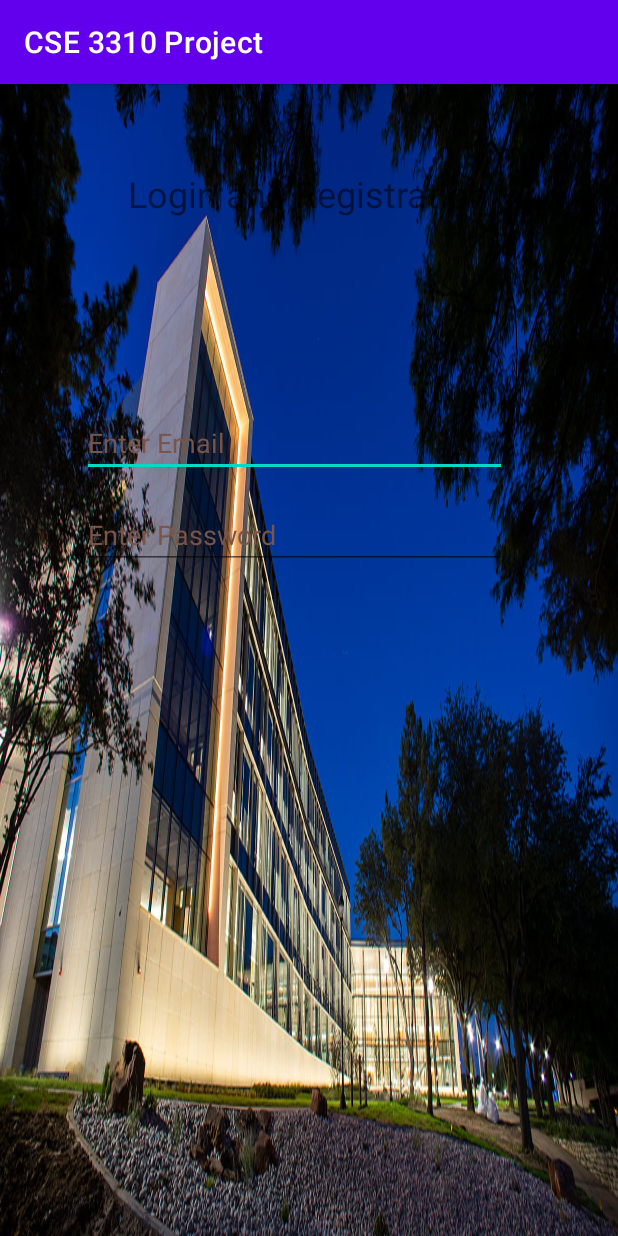
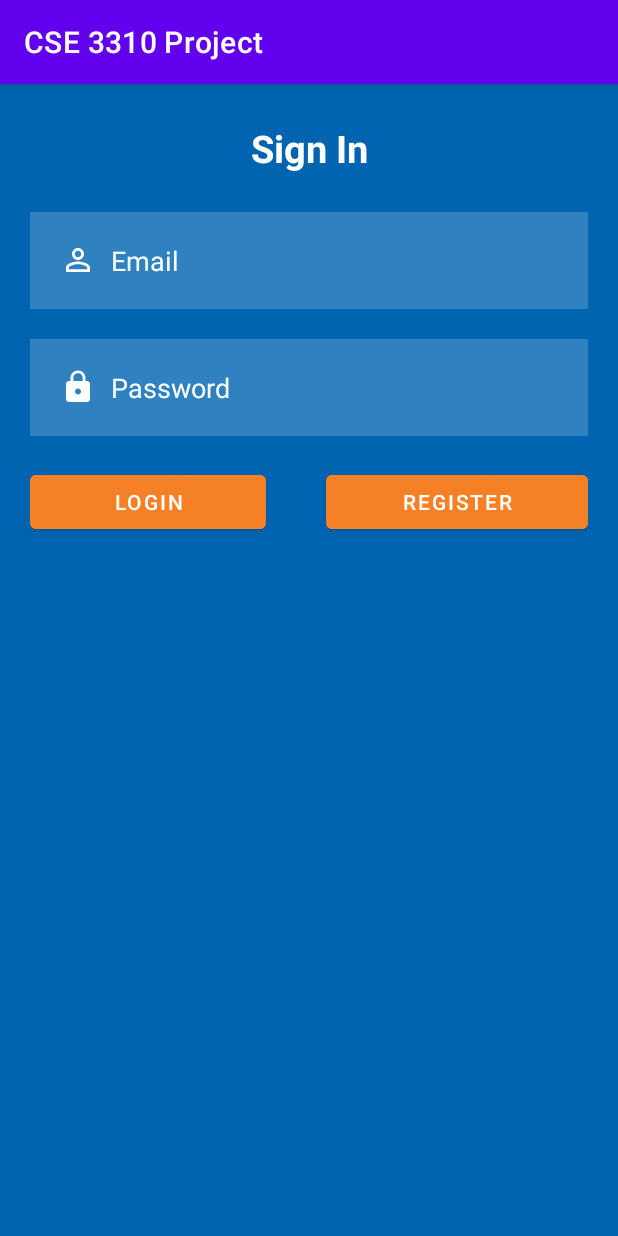
Before and after one commit to CodyMonJones/CSE3310-SIE, an Android app: the screen it shows after launch (MainActivity), on a phone screen of 412 x 824 dp. Run offline under Robolectric (Android 15) with nearby library versions, the phone set to English and light mode, and no system bars.

Commit message:
added UTA colors and working on login

```diff
--- a/CSE3310Project/app/src/main/AndroidManifest.xml
+++ b/CSE3310Project/app/src/main/AndroidManifest.xml
@@ -14,6 +14,9 @@
         android:theme="@style/Theme.CSE3310Project"
         tools:targetApi="31">
         <activity
+            android:name=".HomeActivity"
+            android:exported="false" />
+        <activity
             android:name=".MainActivity"
             android:exported="true">
             <intent-filter>
--- /dev/null
+++ b/CSE3310Project/app/src/main/java/com/example/cse3310project/HomeActivity.java
@@ -0,0 +1,14 @@
+package com.example.cse3310project;
+
+import androidx.appcompat.app.AppCompatActivity;
+
+import android.os.Bundle;
+
+public class HomeActivity extends AppCompatActivity {
+
+    @Override
+    protected void onCreate(Bundle savedInstanceState) {
+        super.onCreate(savedInstanceState);
+        setContentView(R.layout.activity_home);
+    }
+}
--- /dev/null
+++ b/CSE3310Project/app/src/main/res/drawable/ic_baseline_lock_24.xml
@@ -0,0 +1,5 @@
+<vector android:height="24dp" android:tint="#FFFFFF"
+    android:viewportHeight="24" android:viewportWidth="24"
+    android:width="24dp" xmlns:android="http://schemas.android.com/apk/res/android">
+    <path android:fillColor="@android:color/white" android:pathData="M18,8h-1L17,6c0,-2.76 -2.24,-5 -5,-5S7,3.24 7,6v2L6,8c-1.1,0 -2,0.9 -2,2v10c0,1.1 0.9,2 2,2h12c1.1,0 2,-0.9 2,-2L20,10c0,-1.1 -0.9,-2 -2,-2zM12,17c-1.1,0 -2,-0.9 -2,-2s0.9,-2 2,-2 2,0.9 2,2 -0.9,2 -2,2zM15.1,8L8.9,8L8.9,6c0,-1.71 1.39,-3.1 3.1,-3.1 1.71,0 3.1,1.39 3.1,3.1v2z"/>
+</vector>
--- /dev/null
+++ b/CSE3310Project/app/src/main/res/drawable/ic_baseline_person_outline_24.xml
@@ -0,0 +1,5 @@
+<vector android:height="24dp" android:tint="#FFFFFF"
+    android:viewportHeight="24" android:viewportWidth="24"
+    android:width="24dp" xmlns:android="http://schemas.android.com/apk/res/android">
+    <path android:fillColor="@android:color/white" android:pathData="M12,5.9c1.16,0 2.1,0.94 2.1,2.1s-0.94,2.1 -2.1,2.1S9.9,9.16 9.9,8s0.94,-2.1 2.1,-2.1m0,9c2.97,0 6.1,1.46 6.1,2.1v1.1L5.9,18.1L5.9,17c0,-0.64 3.13,-2.1 6.1,-2.1M12,4C9.79,4 8,5.79 8,8s1.79,4 4,4 4,-1.79 4,-4 -1.79,-4 -4,-4zM12,13c-2.67,0 -8,1.34 -8,4v3h16v-3c0,-2.66 -5.33,-4 -8,-4z"/>
+</vector>
--- /dev/null
+++ b/CSE3310Project/app/src/main/res/layout/activity_home.xml
@@ -0,0 +1,9 @@
+<?xml version="1.0" encoding="utf-8"?>
+<androidx.constraintlayout.widget.ConstraintLayout xmlns:android="http://schemas.android.com/apk/res/android"
+    xmlns:app="http://schemas.android.com/apk/res-auto"
+    xmlns:tools="http://schemas.android.com/tools"
+    android:layout_width="match_parent"
+    android:layout_height="match_parent"
+    tools:context=".HomeActivity">
+
+</androidx.constraintlayout.widget.ConstraintLayout>
--- a/CSE3310Project/app/src/main/res/layout/activity_main.xml
+++ b/CSE3310Project/app/src/main/res/layout/activity_main.xml
@@ -1,62 +1,144 @@
 <?xml version="1.0" encoding="utf-8"?>
-<androidx.constraintlayout.widget.ConstraintLayout xmlns:android="http://schemas.android.com/apk/res/android"
+<!--<androidx.constraintlayout.widget.ConstraintLayout xmlns:android="http://schemas.android.com/apk/res/android"-->
+<!--    xmlns:app="http://schemas.android.com/apk/res-auto"-->
+<!--    xmlns:tools="http://schemas.android.com/tools"-->
+<!--    android:layout_width="match_parent"-->
+<!--    android:layout_height="match_parent"-->
+<!--    android:background="@drawable/seir"-->
+<!--    tools:context="MainActivity">-->
+
+<!--    <TextView-->
+<!--        android:id="@+id/LoginTitle"-->
+<!--        android:layout_width="wrap_content"-->
+<!--        android:layout_height="wrap_content"-->
+<!--        android:text="Login and Registration"-->
+<!--        android:textAlignment="center"-->
+<!--        android:textSize="24sp"-->
+<!--        app:layout_constraintBottom_toBottomOf="parent"-->
+<!--        app:layout_constraintEnd_toEndOf="parent"-->
+<!--        app:layout_constraintHorizontal_bias="0.497"-->
+<!--        app:layout_constraintStart_toStartOf="parent"-->
+<!--        app:layout_constraintTop_toTopOf="parent"-->
+<!--        app:layout_constraintVertical_bias="0.077" />-->
+
+<!--    <EditText-->
+<!--        android:id="@+id/editTextTextEmailAddress"-->
+<!--        android:layout_width="283dp"-->
+<!--        android:layout_height="41dp"-->
+<!--        android:layout_marginStart="101dp"-->
+<!--        android:layout_marginTop="81dp"-->
+<!--        android:layout_marginEnd="101dp"-->
+<!--        android:layout_marginBottom="226dp"-->
+<!--        android:ems="10"-->
+<!--        android:hint="Enter Email"-->
+<!--        android:inputType="textEmailAddress"-->
+<!--        android:minHeight="48dp"-->
+<!--        android:textColorHint="#795548"-->
+<!--        app:layout_constraintBottom_toBottomOf="parent"-->
+<!--        app:layout_constraintEnd_toEndOf="parent"-->
+<!--        app:layout_constraintHorizontal_bias="0.635"-->
+<!--        app:layout_constraintStart_toStartOf="parent"-->
+<!--        app:layout_constraintTop_toBottomOf="@+id/LoginTitle"-->
+<!--        app:layout_constraintVertical_bias="0.151" />-->
+
+<!--    <EditText-->
+<!--        android:id="@+id/editTextTextPassword"-->
+<!--        android:layout_width="283dp"-->
+<!--        android:layout_height="41dp"-->
+<!--        android:layout_marginStart="54dp"-->
+<!--        android:layout_marginTop="20dp"-->
+<!--        android:layout_marginEnd="74dp"-->
+<!--        android:ems="10"-->
+<!--        android:hint="Enter Password"-->
+<!--        android:inputType="textPassword"-->
+<!--        android:textColorHint="#795548"-->
+<!--        app:layout_constraintBottom_toBottomOf="parent"-->
+<!--        app:layout_constraintEnd_toEndOf="parent"-->
+<!--        app:layout_constraintHorizontal_bias="0.637"-->
+<!--        app:layout_constraintStart_toStartOf="parent"-->
+<!--        app:layout_constraintTop_toBottomOf="@+id/editTextTextEmailAddress"-->
+<!--        app:layout_constraintVertical_bias="0.0" />-->
+
+<!--</androidx.constraintlayout.widget.ConstraintLayout>-->
+
+<RelativeLayout xmlns:android="http://schemas.android.com/apk/res/android"
     xmlns:app="http://schemas.android.com/apk/res-auto"
     xmlns:tools="http://schemas.android.com/tools"
     android:layout_width="match_parent"
     android:layout_height="match_parent"
-    android:background="@drawable/seir"
+    android:background="@color/UTA_BLUE"
     tools:context="MainActivity">
 
     <TextView
-        android:id="@+id/LoginTitle"
-        android:layout_width="wrap_content"
+        android:layout_width="match_parent"
         android:layout_height="wrap_content"
-        android:text="Login and Registration"
-        android:textAlignment="center"
-        android:textSize="24sp"
-        app:layout_constraintBottom_toBottomOf="parent"
-        app:layout_constraintEnd_toEndOf="parent"
-        app:layout_constraintHorizontal_bias="0.497"
-        app:layout_constraintStart_toStartOf="parent"
-        app:layout_constraintTop_toTopOf="parent"
-        app:layout_constraintVertical_bias="0.077" />
+        android:id="@+id/SignInText"
+        android:text="Sign In"
+        android:textStyle="bold"
+        android:textColor="@color/white"
+        android:textSize="25dp"
+        android:layout_margin="25dp"
+        android:gravity="center"/>
 
     <EditText
-        android:id="@+id/editTextTextEmailAddress"
-        android:layout_width="283dp"
-        android:layout_height="41dp"
-        android:layout_marginStart="101dp"
-        android:layout_marginTop="81dp"
-        android:layout_marginEnd="101dp"
-        android:layout_marginBottom="226dp"
-        android:ems="10"
-        android:hint="Enter Email"
-        android:inputType="textEmailAddress"
-        android:minHeight="48dp"
-        android:textColorHint="#795548"
-        app:layout_constraintBottom_toBottomOf="parent"
-        app:layout_constraintEnd_toEndOf="parent"
-        app:layout_constraintHorizontal_bias="0.635"
-        app:layout_constraintStart_toStartOf="parent"
-        app:layout_constraintTop_toBottomOf="@+id/LoginTitle"
-        app:layout_constraintVertical_bias="0.151" />
+        android:layout_width="match_parent"
+        android:layout_height="wrap_content"
+        android:id="@+id/Email"
+        android:layout_below="@id/SignInText"
+        android:background="#30ffffff"
+        android:hint="Email"
+        android:textColorHint="@color/white"
+        android:layout_marginLeft="20dp"
+        android:layout_marginBottom="20dp"
+        android:layout_marginRight="20dp"
+        android:padding="20dp"
+        android:drawableLeft="@drawable/ic_baseline_person_outline_24"
+        android:drawablePadding="10dp"
+        />
 
     <EditText
-        android:id="@+id/editTextTextPassword"
-        android:layout_width="283dp"
-        android:layout_height="41dp"
-        android:layout_marginStart="54dp"
-        android:layout_marginTop="20dp"
-        android:layout_marginEnd="74dp"
-        android:ems="10"
-        android:hint="Enter Password"
-        android:inputType="textPassword"
-        android:textColorHint="#795548"
-        app:layout_constraintBottom_toBottomOf="parent"
-        app:layout_constraintEnd_toEndOf="parent"
-        app:layout_constraintHorizontal_bias="0.637"
-        app:layout_constraintStart_toStartOf="parent"
-        app:layout_constraintTop_toBottomOf="@+id/editTextTextEmailAddress"
-        app:layout_constraintVertical_bias="0.0" />
+        android:layout_width="match_parent"
+        android:layout_height="wrap_content"
+        android:id="@+id/Password"
+        android:layout_below="@id/Email"
+        android:background="#30ffffff"
+        android:hint="Password"
+        android:textColorHint="@color/white"
+        android:layout_marginLeft="20dp"
+        android:layout_marginRight="20dp"
+        android:padding="20dp"
+        android:drawableLeft="@drawable/ic_baseline_lock_24"
+        android:drawablePadding="10dp"/>
 
-</androidx.constraintlayout.widget.ConstraintLayout>
+    <LinearLayout
+        android:layout_width="match_parent"
+        android:layout_height="wrap_content"
+        android:layout_below="@id/Password"
+        android:layout_margin="20dp">
+
+        <com.google.android.material.button.MaterialButton
+            android:id="@+id/LoginButton"
+            android:backgroundTint="@color/UTA_ORANGE"
+            android:layout_width="wrap_content"
+            android:layout_height="wrap_content"
+            android:layout_below="@+id/Password"
+            android:layout_weight="0.5"
+            android:gravity="center"
+            android:layout_marginRight="20dp"
+            android:text="Login" />
+
+        <com.google.android.material.button.MaterialButton
+            android:id="@+id/RegisterButton"
+            android:layout_width="wrap_content"
+            android:layout_height="wrap_content"
+            android:backgroundTint="@color/UTA_ORANGE"
+            android:layout_below="@+id/Password"
+            android:layout_centerVertical="true"
+            android:layout_toRightOf="@+id/LoginButton"
+            android:layout_weight="0.5"
+            android:layout_marginLeft="20dp"
+            android:text="Register" />
+
+    </LinearLayout>
+
+</RelativeLayout>
--- a/CSE3310Project/app/src/main/res/values/colors.xml
+++ b/CSE3310Project/app/src/main/res/values/colors.xml
@@ -7,4 +7,6 @@
     <color name="teal_700">#FF018786</color>
     <color name="black">#FF000000</color>
     <color name="white">#FFFFFFFF</color>
+    <color name="UTA_ORANGE">#F58025</color>
+    <color name="UTA_BLUE">#0064B1</color>
 </resources>
```
